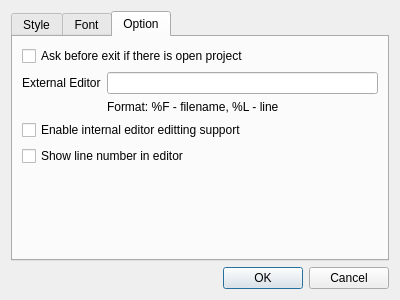
Qt form src/ui/preferences.ui (anilFree/seascope) before a commit.
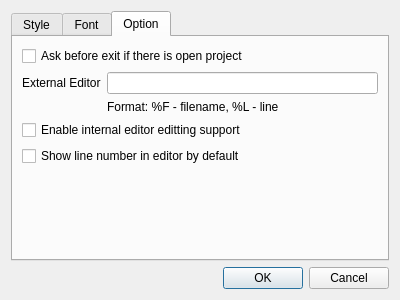
The same form after that commit. The open tabs and pages were chosen to show the change.

Commit message: Introducing show folds option. Cleanup/fixing of toggle folds option.

```diff
--- a/src/ui/preferences.ui
+++ b/src/ui/preferences.ui
@@ -146,7 +146,7 @@
        <item row="3" column="0">
         <widget class="QCheckBox" name="prd_opt_show_ln_nr">
          <property name="text">
-          <string>Show line number in editor</string>
+          <string>Show line number in editor by default</string>
          </property>
         </widget>
        </item>
```
The commit also changes 2 other files.
